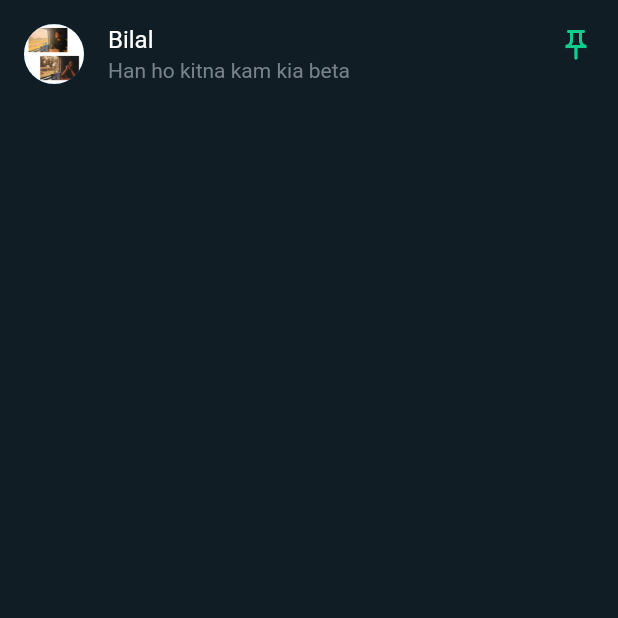
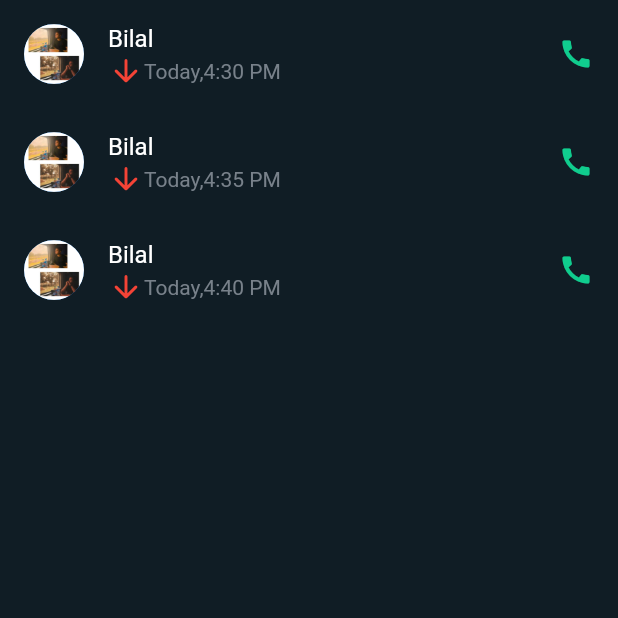
Before and after one commit to Anasahmed01/WhatsApp, a Flutter app: the Calls screen opened directly, on a phone screen of 412 x 824 dp, the top half of it. Run offline on Flutter 3.47's test engine with Material 2 defaults, Android fonts, the phone set to English and light mode, and no system bars.

Commit message:
add_calls

```diff
--- a/lib/calls.dart
+++ b/lib/calls.dart
@@ -10,27 +10,26 @@ class Calls extends StatelessWidget {
       backgroundColor: backgroundColor,
       body: Column(
         children: [
-          ListTile(
-            textColor: Colors.white,
-            leading: const CircleAvatar(
-              backgroundImage: AssetImage("assets/images/bilalimage.png"),
-            ),
-            title: const Text('Bilal'),
-            subtitle: Text(
-              'Han ho kitna kam kia beta',
-              style: TextStyle(color: textColor),
-            ),
-            trailing: Padding(
-              padding: const EdgeInsets.only(top: 10.0),
-              child: Column(
-                children: [
-                  Icon(
-                    Icons.push_pin_outlined,
-                    color: indicatorTextColor,
-                  )
-                ],
-              ),
-            ),
+          callsTile(
+            title: 'Bilal',
+            subtitle: 'Today,4:30 PM',
+            url: "assets/images/bilalimage.png",
+            icon: Icons.call,
+            icon2: Icons.arrow_downward_rounded,
+          ),
+          callsTile(
+            title: 'Bilal',
+            subtitle: 'Today,4:35 PM',
+            url: "assets/images/bilalimage.png",
+            icon: Icons.call,
+            icon2: Icons.arrow_downward_rounded,
+          ),
+          callsTile(
+            title: 'Bilal',
+            subtitle: 'Today,4:40 PM',
+            url: "assets/images/bilalimage.png",
+            icon: Icons.call,
+            icon2: Icons.arrow_downward_rounded,
           ),
         ],
       ),
--- a/lib/chats.dart
+++ b/lib/chats.dart
@@ -1,5 +1,3 @@
-import 'dart:ffi';
-
 import 'package:flutter/material.dart';
 import 'package:whatsappclone/widget_classes.dart';
 
@@ -9,18 +7,23 @@ class Chats extends StatelessWidget {
   @override
   Widget build(BuildContext context) {
     return Scaffold(
-      floatingActionButton:
-          FloatingActionButton(onPressed: () {}, child: const Icon(Icons.chat)),
+      floatingActionButton: FloatingActionButton(
+        backgroundColor: indicatorTextColor,
+        onPressed: () {},
+        child: const Icon(
+          Icons.chat,
+        ),
+      ),
       backgroundColor: backgroundColor,
       body: Column(
         children: [
-          listtile('Bilal', 'Kahan ho ajao aj class hai',
+          listTile('Bilal', 'Kahan ho ajao aj class hai',
               "assets/images/bilalimage.png", '12:00', Icons.push_pin),
-          listtile('Bilal', 'Kahan ho ajao aj class hai',
+          listTile('Bilal', 'Kahan ho ajao aj class hai',
               "assets/images/bilalimage.png", '12:00', Icons.push_pin),
-          listtile('Bilal', 'Kahan ho ajao aj class hai',
+          listTile('Bilal', 'Kahan ho ajao aj class hai',
               "assets/images/bilalimage.png", '12:00', Icons.push_pin),
-          listtile('Bilal', 'Kahan ho ajao aj class hai',
+          listTile('Bilal', 'Kahan ho ajao aj class hai',
               "assets/images/bilalimage.png", '12:00', Icons.push_pin),
         ],
       ),
--- a/lib/widget_classes.dart
+++ b/lib/widget_classes.dart
@@ -20,7 +20,7 @@ Widget icons(icons) {
   );
 }
 
-Widget listtile(String title, String subtitle, String url, String time, icon) {
+Widget listTile(String title, String subtitle, String url, String time, icon) {
   return ListTile(
     textColor: Colors.white,
     leading: CircleAvatar(
@@ -46,7 +46,38 @@ Widget listtile(String title, String subtitle, String url, String time, icon) {
   );
 }
 
+Widget callsTile(
+    {required String title,
+    required String subtitle,
+    required String url,
+    required icon,
+    required icon2}) {
+  return ListTile(
+      textColor: Colors.white,
+      leading: CircleAvatar(
+        backgroundImage: AssetImage(url),
+      ),
+      title: Text(title),
+      subtitle: Row(
+        children: [
+          Icon(
+            icon2,
+            color: callIconColor,
+          ),
+          Text(
+            subtitle,
+            style: TextStyle(color: textColor),
+          )
+        ],
+      ),
+      trailing: Icon(
+        icon,
+        color: indicatorTextColor,
+      ));
+}
+
 var backgroundColor = const Color(0xff101D25);
 var appbarColor = const Color(0xff232D36);
 var textColor = const Color(0xff78818A);
 var indicatorTextColor = const Color.fromARGB(255, 16, 205, 142);
+var callIconColor = Colors.red;
```
Also changed, not shown: assets/images/2.jpg (deleted).
